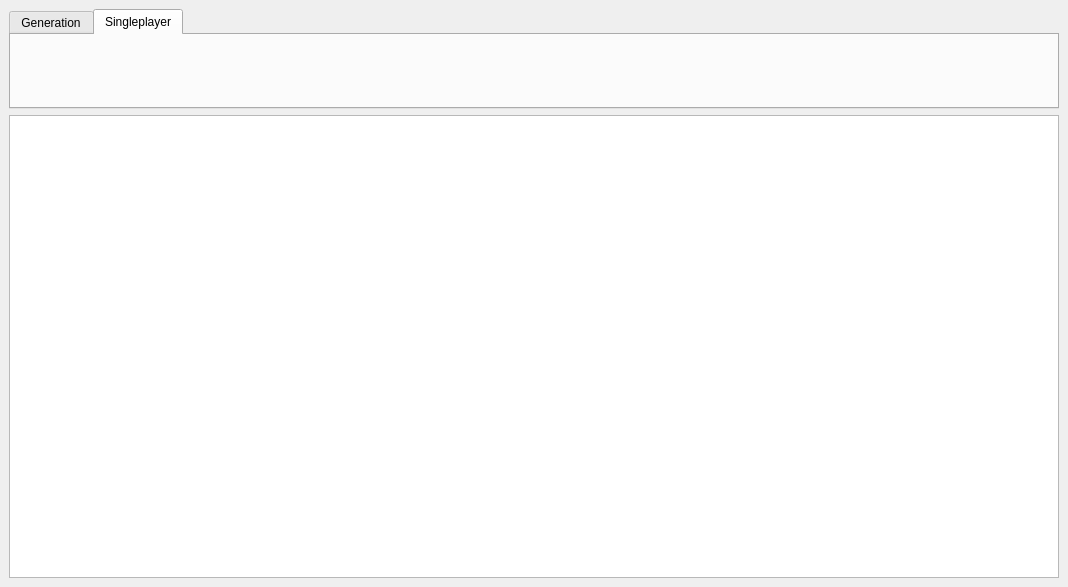
The window that mainwindow.ui (TBersoux/Dedalis) describes before a commit, drawn with Qt 5.
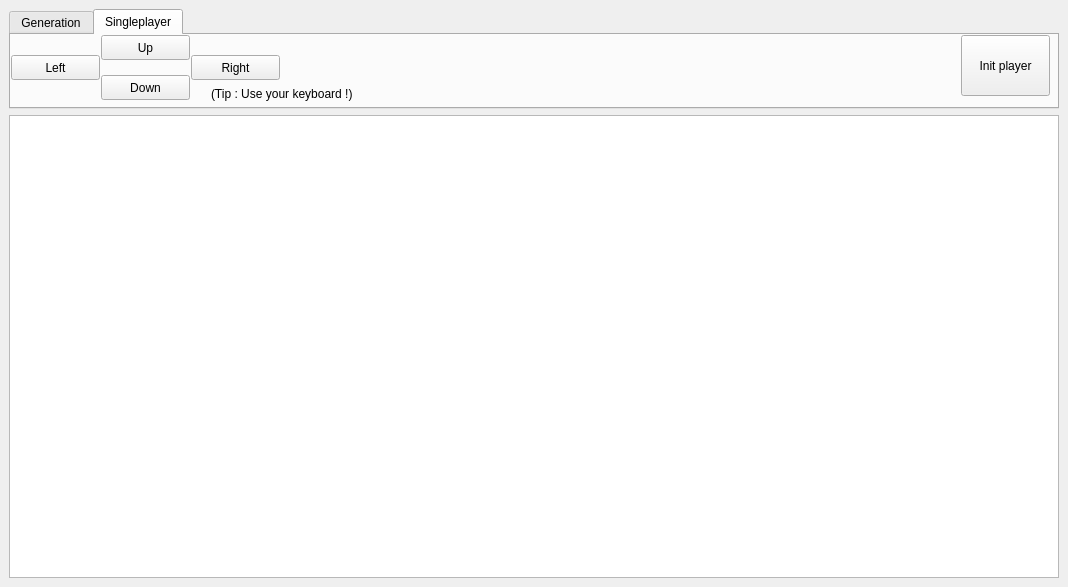
The same window after the commit. The open tabs and pages were chosen to show the change.

Commit message: Singleplyaer fonctionnel mais dans gui.py, il faut le bouger ailleurs puis continuer le projet

```diff
--- a/mainwindow.ui
+++ b/mainwindow.ui
@@ -155,6 +155,96 @@
        <attribute name="title">
         <string>Singleplayer</string>
        </attribute>
+       <widget class="QPushButton" name="buttonInitPlayer">
+        <property name="geometry">
+         <rect>
+          <x>950</x>
+          <y>0</y>
+          <width>89</width>
+          <height>61</height>
+         </rect>
+        </property>
+        <property name="text">
+         <string>Init player</string>
+        </property>
+       </widget>
+       <widget class="QPushButton" name="buttonUp">
+        <property name="geometry">
+         <rect>
+          <x>90</x>
+          <y>0</y>
+          <width>89</width>
+          <height>25</height>
+         </rect>
+        </property>
+        <property name="text">
+         <string>Up</string>
+        </property>
+        <property name="shortcut">
+         <string>Up</string>
+        </property>
+       </widget>
+       <widget class="QPushButton" name="buttonLeft">
+        <property name="geometry">
+         <rect>
+          <x>0</x>
+          <y>20</y>
+          <width>89</width>
+          <height>25</height>
+         </rect>
+        </property>
+        <property name="text">
+         <string>Left</string>
+        </property>
+        <property name="shortcut">
+         <string>Left</string>
+        </property>
+       </widget>
+       <widget class="QPushButton" name="buttonRight">
+        <property name="geometry">
+         <rect>
+          <x>180</x>
+          <y>20</y>
+          <width>89</width>
+          <height>25</height>
+         </rect>
+        </property>
+        <property name="text">
+         <string>Right</string>
+        </property>
+        <property name="shortcut">
+         <string>Right</string>
+        </property>
+       </widget>
+       <widget class="QPushButton" name="buttonDown">
+        <property name="geometry">
+         <rect>
+          <x>90</x>
+          <y>40</y>
+          <width>89</width>
+          <height>25</height>
+         </rect>
+        </property>
+        <property name="text">
+         <string>Down</string>
+        </property>
+        <property name="shortcut">
+         <string>Down</string>
+        </property>
+       </widget>
+       <widget class="QLabel" name="label">
+        <property name="geometry">
+         <rect>
+          <x>200</x>
+          <y>50</y>
+          <width>271</width>
+          <height>17</height>
+         </rect>
+        </property>
+        <property name="text">
+         <string>(Tip : Use your keyboard !)</string>
+        </property>
+       </widget>
       </widget>
      </widget>
     </item>
```
Left out of the diff: 95 changed lines with no effect on the pictures. The commit also changes 5 other files.
